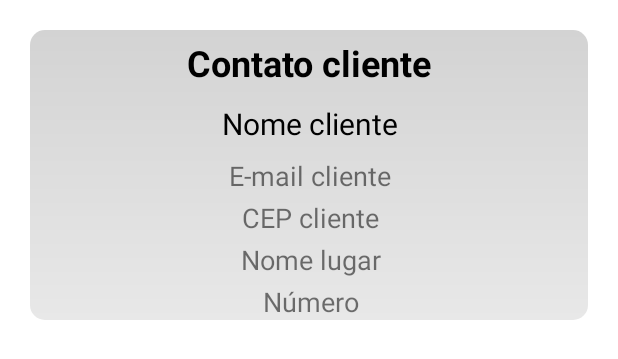
After one commit to Rian-Noronha/tuaobrapedreiro, an Android app: the layout item_cliente.xml on its own in the app's theme, with its tools: preview values and no code run, on a phone screen of 412 x 824 dp. The commit adds this screen. Shown: the top 359 px of the screen. Run offline under Robolectric (Android 15) with nearby library versions, the phone set to English and light mode, and no system bars.

Commit message:
[feat] mostrando contatos

```diff
--- a/app/src/main/java/com/rn/tuaobraparapedreiro/network/ApiService.kt
+++ b/app/src/main/java/com/rn/tuaobraparapedreiro/network/ApiService.kt
@@ -1,5 +1,6 @@
 package com.rn.tuaobraparapedreiro.network
 
+import com.rn.tuaobraparapedreiro.model.Cliente
 import com.rn.tuaobraparapedreiro.model.Demanda
 import com.rn.tuaobraparapedreiro.model.DemandaCliente
 import com.rn.tuaobraparapedreiro.model.Pedreiro
@@ -22,4 +23,6 @@ interface ApiService {
     @GET("/api/demandacliente/{id}")
     fun getDemandaCliente(@Path("id") id: Long): Call<DemandaCliente>
 
+    @GET("/api/clientesvinculadospedreirodemanda/email/{email}")
+    fun listarClientesVinculadoPedreiroDemanda(@Path("email") email: String): Call<List<Cliente>>
 }
--- a/app/src/main/java/com/rn/tuaobraparapedreiro/network/RetrofitClient.kt
+++ b/app/src/main/java/com/rn/tuaobraparapedreiro/network/RetrofitClient.kt
@@ -4,7 +4,7 @@ import retrofit2.Retrofit
 import retrofit2.converter.gson.GsonConverterFactory
 
 object RetrofitClient {
-    private const val BASE_URL = "http://192.168.1.108:8080/api/"
+    private const val BASE_URL = "http://192.168.1.103:8080/api/"
 
     val instance: ApiService by lazy {
         val retrofit = Retrofit.Builder()
--- a/app/src/main/java/com/rn/tuaobraparapedreiro/ui/home/DemandaClienteViewModel.kt
+++ b/app/src/main/java/com/rn/tuaobraparapedreiro/ui/home/DemandaClienteViewModel.kt
@@ -46,7 +46,7 @@ class DemandaClienteViewModel : ViewModel() {
                     Log.i("VincularDemanda", "Demanda vinculada com sucesso ao pedreiro.")
                     _error.value = null
                 } else {
-                    _error.value = "Erro ao vincular demanda: ${response.message()}"
+                    _error.value = "Você já tem este contato, viu:)"
                     Log.e("VincularDemanda", "Erro: ${response.message()}")
                 }
             }
--- /dev/null
+++ b/app/src/main/res/layout/item_cliente.xml
@@ -0,0 +1,110 @@
+<?xml version="1.0" encoding="utf-8"?>
+<androidx.constraintlayout.widget.ConstraintLayout xmlns:android="http://schemas.android.com/apk/res/android"
+    xmlns:app="http://schemas.android.com/apk/res-auto"
+    xmlns:tools="http://schemas.android.com/tools"
+    android:layout_width="match_parent"
+    android:layout_height="wrap_content"
+    android:padding="20dp">
+
+
+    <androidx.constraintlayout.widget.ConstraintLayout
+        android:id="@+id/constraintLayout"
+        android:layout_width="match_parent"
+        android:background="@drawable/background_demanda"
+        android:layout_height="match_parent"
+        app:layout_constraintEnd_toEndOf="parent"
+        app:layout_constraintBottom_toBottomOf="parent"
+        app:layout_constraintStart_toStartOf="parent"
+        app:layout_constraintTop_toTopOf="parent">
+
+        <TextView
+            android:id="@+id/txtContatoCliente"
+            android:layout_width="wrap_content"
+            android:layout_height="wrap_content"
+            android:layout_margin="5dp"
+            tools:text="Contato cliente"
+            android:textColor="@color/black"
+            android:textSize="24sp"
+            android:textStyle="bold"
+            app:layout_constraintBottom_toTopOf="@+id/txtNomeCliente"
+            app:layout_constraintLeft_toLeftOf="parent"
+            app:layout_constraintRight_toRightOf="parent"
+            app:layout_constraintTop_toTopOf="parent"
+            app:layout_constraintVertical_bias="0.5"
+            app:layout_constraintVertical_chainStyle="packed">
+        </TextView>
+
+        <TextView
+            android:id="@+id/txtNomeCliente"
+            android:layout_width="wrap_content"
+            android:layout_height="wrap_content"
+            android:layout_margin="5dp"
+            android:textColor="@color/black"
+            android:textSize="20sp"
+            app:layout_constraintBottom_toTopOf="@+id/txtEmailCliente"
+            app:layout_constraintEnd_toEndOf="@id/txtContatoCliente"
+            app:layout_constraintStart_toStartOf="@id/txtContatoCliente"
+            app:layout_constraintTop_toBottomOf="@+id/txtContatoCliente"
+            app:layout_constraintVertical_bias="0.5"
+            tools:text="Nome cliente">
+        </TextView>
+
+        <TextView
+            android:id="@+id/txtEmailCliente"
+            android:layout_width="wrap_content"
+            android:layout_height="wrap_content"
+            android:layout_margin="3dp"
+            android:textSize="18sp"
+            app:layout_constraintBottom_toTopOf="@+id/txtCepCliente"
+            app:layout_constraintEnd_toEndOf="@id/txtNomeCliente"
+            app:layout_constraintStart_toStartOf="@id/txtNomeCliente"
+            app:layout_constraintTop_toBottomOf="@+id/txtNomeCliente"
+            app:layout_constraintVertical_bias="0.5"
+            tools:text="E-mail cliente">
+        </TextView>
+
+        <TextView
+            android:id="@+id/txtCepCliente"
+            android:layout_width="wrap_content"
+            android:layout_height="wrap_content"
+            android:layout_margin="3dp"
+            android:textSize="18sp"
+            app:layout_constraintEnd_toEndOf="@id/txtEmailCliente"
+            app:layout_constraintStart_toStartOf="@id/txtEmailCliente"
+            app:layout_constraintTop_toBottomOf="@+id/txtEmailCliente"
+            app:layout_constraintVertical_bias="0.5"
+            tools:text="CEP cliente">
+        </TextView>
+
+
+        <TextView
+            android:id="@+id/txtNomeLugar"
+            android:layout_width="wrap_content"
+            android:layout_height="wrap_content"
+            android:layout_margin="3dp"
+            android:textSize="18sp"
+            app:layout_constraintEnd_toEndOf="@id/txtCepCliente"
+            app:layout_constraintStart_toStartOf="@id/txtCepCliente"
+            app:layout_constraintTop_toBottomOf="@+id/txtCepCliente"
+            app:layout_constraintVertical_bias="0.5"
+            tools:text="Nome lugar">
+        </TextView>
+
+
+        <TextView
+            android:id="@+id/txtNumeroLugar"
+            android:layout_width="wrap_content"
+            android:layout_height="wrap_content"
+            android:layout_margin="3dp"
+            android:textSize="18sp"
+            app:layout_constraintEnd_toEndOf="@id/txtNomeLugar"
+            app:layout_constraintStart_toStartOf="@id/txtNomeLugar"
+            app:layout_constraintTop_toBottomOf="@+id/txtNomeLugar"
+            app:layout_constraintVertical_bias="0.5"
+            tools:text="Número">
+        </TextView>
+
+    </androidx.constraintlayout.widget.ConstraintLayout>
+
+
+</androidx.constraintlayout.widget.ConstraintLayout>
--- a/app/src/main/res/xml/network_security_config.xml
+++ b/app/src/main/res/xml/network_security_config.xml
@@ -1,6 +1,6 @@
 <?xml version="1.0" encoding="utf-8"?>
 <network-security-config>
     <domain-config cleartextTrafficPermitted="true">
-        <domain includeSubdomains="true">192.168.1.108</domain>
+        <domain includeSubdomains="true">192.168.1.103</domain>
     </domain-config>
 </network-security-config>
```
Also changed, not shown: app/src/main/java/com/rn/tuaobraparapedreiro/adapter/ClienteAdapter.kt (added, +46 -0 lines), app/src/main/java/com/rn/tuaobraparapedreiro/model/Cliente.kt (added, +9 -0 lines), app/src/main/java/com/rn/tuaobraparapedreiro/ui/contato/ContatoFragment.kt (+36 -13 lines), app/src/main/java/com/rn/tuaobraparapedreiro/ui/contato/ContatoViewModel.kt (+30 -4 lines), app/src/main/res/layout/fragment_contato.xml (+7 -9 lines).
